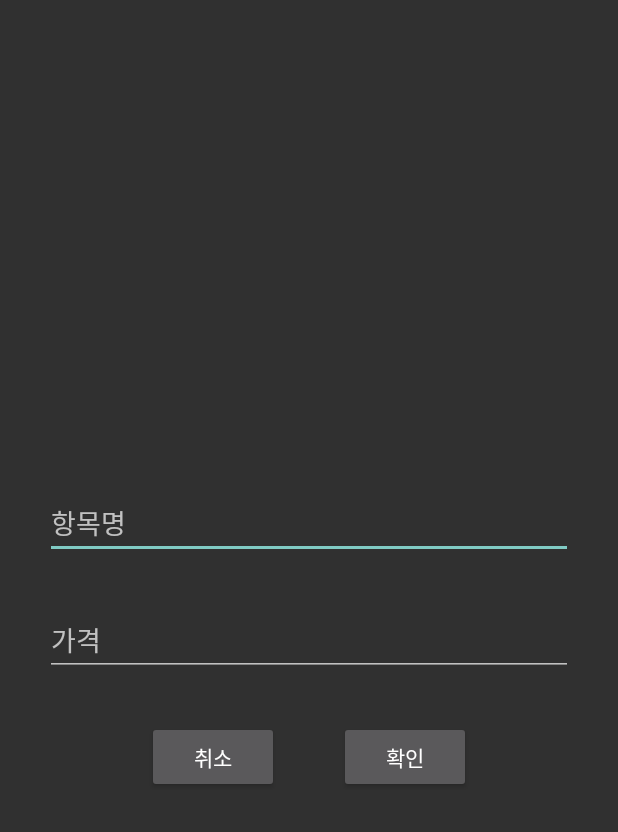
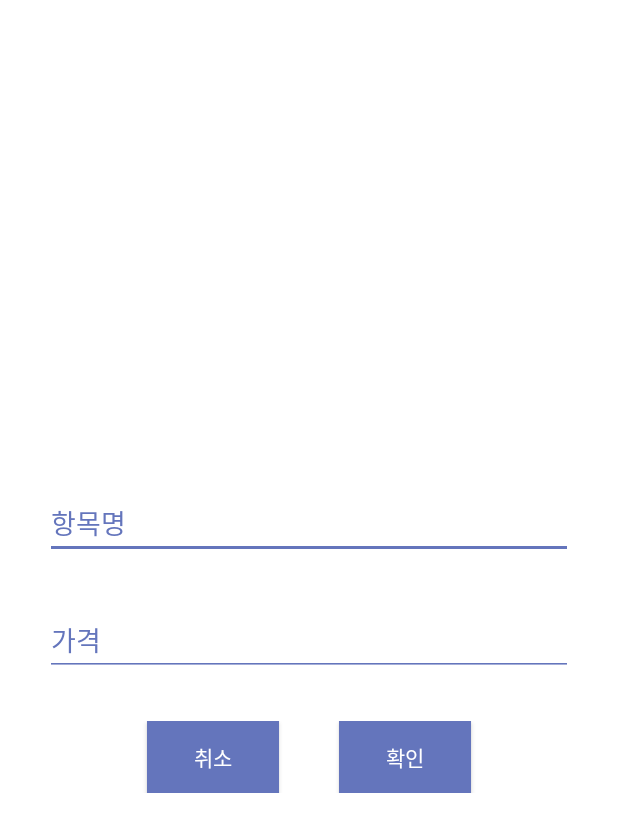
Before and after one commit to sonminho/TodayMyStore, an Android app: the layout item_add.xml on its own in the app's theme, with its tools: preview values and no code run, on a phone screen of 412 x 824 dp. Shown: the top 832 px of the screen. Run offline under Robolectric (Android 15) with nearby library versions, the phone set to English and light mode, and no system bars.

```diff
--- a/MyApplication/app/src/main/res/layout/item.xml
+++ b/MyApplication/app/src/main/res/layout/item.xml
@@ -18,7 +18,7 @@
     <TextView
         android:text="name"
         android:textColor="@color/backgroundColor"
-        android:textSize="16dp"
+        android:textSize="18dp"
         android:id="@+id/item_name"
         android:layout_width="0dp"
         android:layout_height="30dp"
@@ -29,7 +29,7 @@
     <TextView
         android:text="price"
         android:textColor="@color/backgroundColor"
-        android:textSize="16dp"
+        android:textSize="18dp"
         android:id="@+id/item_price"
         android:layout_width="0dp"
         android:layout_height="30dp"
--- a/MyApplication/app/src/main/res/layout/item_add.xml
+++ b/MyApplication/app/src/main/res/layout/item_add.xml
@@ -3,7 +3,8 @@
     android:layout_width="match_parent"
     android:layout_height="match_parent"
     android:orientation="vertical"
-    android:gravity="center">
+    android:gravity="center"
+    android:background="#FFFFFF">
 
     <EditText
         android:id="@+id/item_name"
@@ -12,7 +13,11 @@
         android:layout_height="wrap_content"
         android:layout_marginTop="30dp"
         android:layout_marginLeft="30dp"
-        android:layout_marginRight="30dp"/>
+        android:layout_marginRight="30dp"
+        android:textColor="@color/backgroundColor"
+        android:textColorHint="@color/backgroundColor"
+        android:backgroundTint="@color/backgroundColor"/>
+
     <EditText
         android:id="@+id/item_price"
         android:hint="가격"
@@ -21,7 +26,10 @@
         android:layout_marginTop="30dp"
         android:layout_marginLeft="30dp"
         android:layout_marginRight="30dp"
-        android:inputType="number"/>
+        android:inputType="number"
+        android:textColor="@color/backgroundColor"
+        android:textColorHint="@color/backgroundColor"
+        android:backgroundTint="@color/backgroundColor"/>
 
     <LinearLayout
         android:layout_width="match_parent"
@@ -35,12 +43,14 @@
             android:text="취소"
             android:layout_width="wrap_content"
             android:layout_height="wrap_content"
-            android:layout_marginRight="20dp"/>
+            android:layout_marginRight="20dp"
+            android:background="@color/backgroundColor"/>
         <Button
             android:id="@+id/add_ok"
             android:text="확인"
             android:layout_width="wrap_content"
             android:layout_height="wrap_content"
-            android:layout_marginLeft="20dp"/>
+            android:layout_marginLeft="20dp"
+            android:background="@color/backgroundColor"/>
     </LinearLayout>
 </LinearLayout>
```
Also changed, not shown: MyApplication/app/src/main/java/com/example/a01020072846/myapplication/ImportFragment.java (+76 -8 lines).
